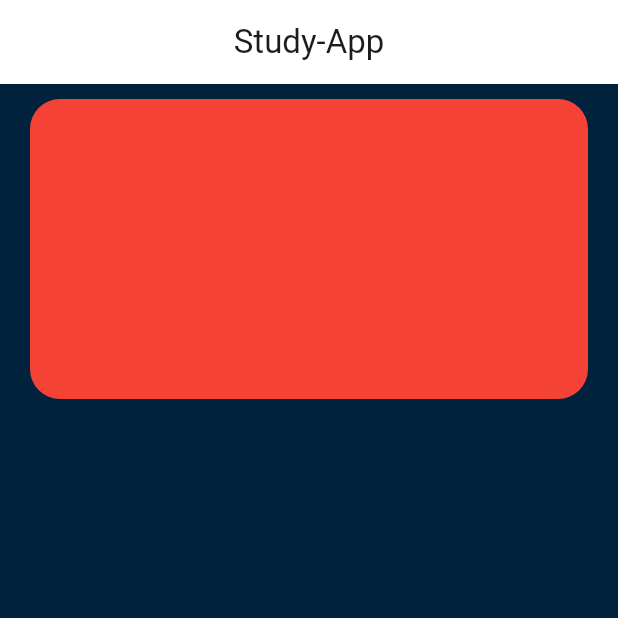
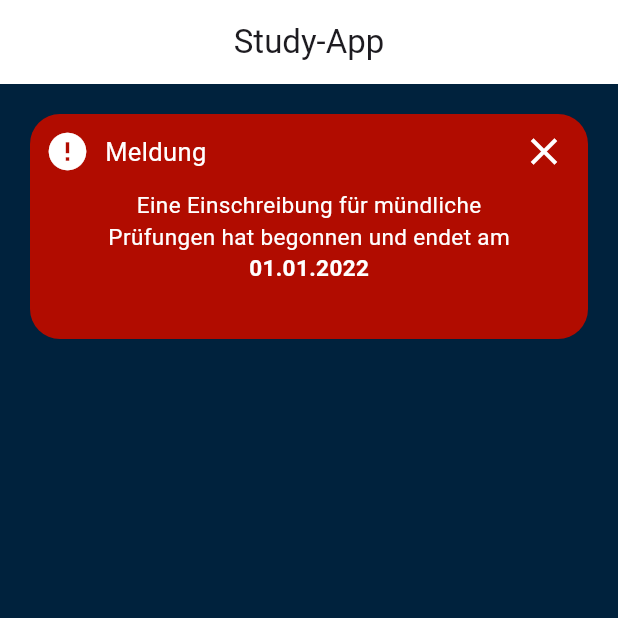
Before and after one commit to Niggi1105/study_app, a Flutter app: the screen it shows after launch, on a phone screen of 412 x 824 dp, the top half of it. Run offline on Flutter 3.47's test engine with Material 3 defaults, Android fonts, the phone set to English and light mode, and no system bars.

Commit message:
adding the notification widget 	modified:   lib/main.dart

```diff
--- a/lib/main.dart
+++ b/lib/main.dart
@@ -29,7 +29,7 @@ class HomePage extends StatelessWidget {
             color: const Color.fromARGB(255, 0, 34, 61),
           ),
           Container(
-            padding: const EdgeInsets.symmetric(vertical: 10, horizontal: 20),
+            padding: const EdgeInsets.symmetric(vertical: 20, horizontal: 20),
             child: Column(
               verticalDirection: VerticalDirection.down,
               children: [
@@ -49,15 +49,62 @@ class Notification extends StatelessWidget {
 
   @override
   Widget build(BuildContext context) {
-    return Container(
-      height: 200,
-      decoration: ShapeDecoration(
-        shape: RoundedRectangleBorder(
-          borderRadius: BorderRadius.circular(20),
+    return Stack(
+      children: [
+        Container(
+          height: 150,
+          decoration: ShapeDecoration(
+            shape: RoundedRectangleBorder(
+              borderRadius: BorderRadius.circular(20),
+            ),
+            color: const Color.fromARGB(255, 177, 12, 0),
+          ),
+          padding: const EdgeInsets.all(20),
         ),
-        color: Colors.red,
-      ),
-      padding: const EdgeInsets.all(20),
+        Column(
+          children: [
+            Padding(
+              padding: const EdgeInsets.all(10),
+              child: Row(
+                spacing: 10,
+                children: [
+                  Icon(
+                    Icons.error,
+                    color: Colors.white,
+                    size: 30,
+                  ),
+                  Text(
+                    'Meldung',
+                    style: TextStyle(color: Colors.white, fontSize: 17),
+                  ),
+                  Padding(
+                    padding: const EdgeInsets.fromLTRB(200, 0, 0, 0),
+                    child: Icon(Icons.close, color: Colors.white, size: 30),
+                  ),
+                ],
+              ),
+            ),
+            Center(
+              child: Text(
+                'Eine Einschreibung für mündliche',
+                style: TextStyle(color: Colors.white, fontSize: 15),
+              ),
+            ),
+            Center(
+              child: Text(
+                'Prüfungen hat begonnen und endet am',
+                style: TextStyle(color: Colors.white, fontSize: 15),
+              ),
+            ),
+            Center(
+              child: Text(
+                '01.01.2022',
+                style: TextStyle(color: Colors.white, fontWeight: FontWeight.bold, fontSize: 15),
+              ),
+            ),
+          ],
+        )
+      ],
     );
   }
 }
```
